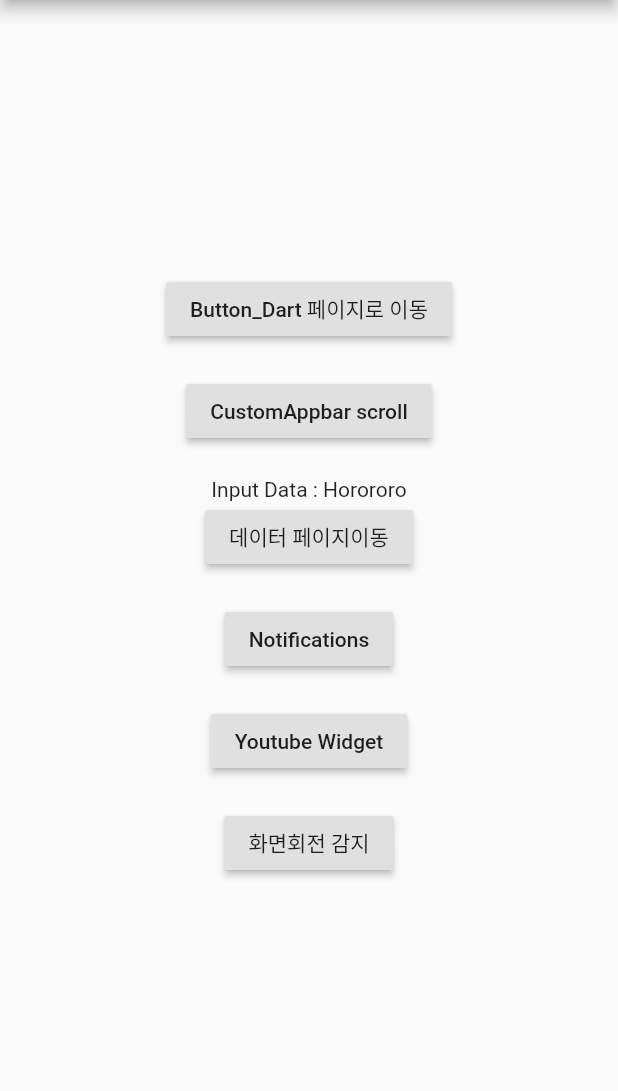
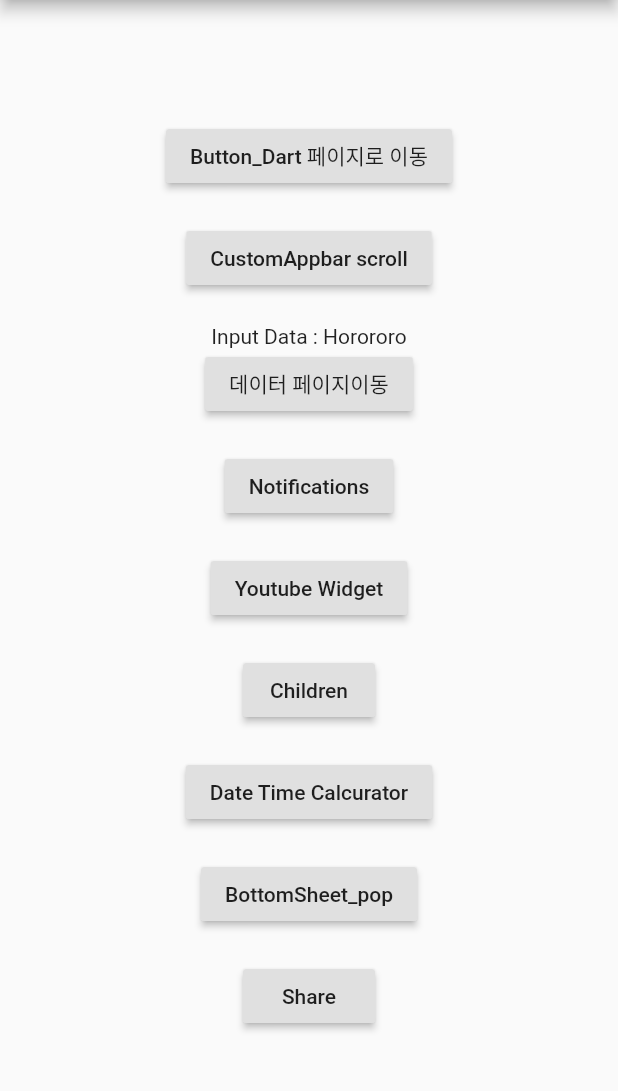
Before and after one commit to SHINDONGDONG/flutter_tutorial, a Flutter app: the screen it shows after launch, on a phone screen of 412 x 824 dp, the part 84-1175 px from its top. Run offline on Flutter 3.47's test engine with Material 2 defaults, Android fonts, the phone set to English and light mode, and no system bars; our stand-ins replace flutter_local_notifications, fluttertoast, share, youtube_player_flutter.

Commit message:
flutter tutorials

```diff
--- a/lib/main.dart
+++ b/lib/main.dart
@@ -1,24 +1,33 @@
 import 'dart:ui';
 import 'package:flutter/material.dart';
+import 'package:flutter_james/bottomSheet_pop.dart';
 import 'package:flutter_james/button.dart';
+import 'package:flutter_james/children_listMap.dart';
 import 'package:flutter_james/customAppbar.dart';
 import 'package:flutter_james/dataPage.dart';
+import 'package:flutter_james/dateTimeCal.dart';
+import 'package:flutter_james/image_picker.dart';
 import 'package:flutter_james/notifications.dart';
 import 'package:flutter_james/screenRotation.dart';
+import 'package:flutter_james/share.dart';
 import 'package:flutter_james/youtubeWidget.dart';
 
-void main(){
+void main() {
   runApp(MyApp());
 }
 
 class MyApp extends StatelessWidget {
   @override
   Widget build(BuildContext context) {
-    return MaterialApp(
-      home: HomeScreen()
-    );
+    return MaterialApp(home: HomeScreen());
   }
 }
+
+// Widget rollingWidget(int index) =>Container(
+//   child: Center(
+//     child: Text('${++index} 번 뷰'),
+//   ),
+// );
 
 class HomeScreen extends StatelessWidget {
   @override
@@ -27,7 +36,12 @@ class HomeScreen extends StatelessWidget {
       appBar: AppBar(
         title: Text('James Flutter Buttons'),
       ),
-      body:Center(
+      body: PageView(
+        onPageChanged: (int pageViewIndex){
+
+        },
+        children: [
+          Center(
         child:
         Column(
           mainAxisAlignment: MainAxisAlignment.center,
@@ -106,6 +120,23 @@ class HomeScreen extends StatelessWidget {
                 ],
               ),
             ),
+            // SizedBox(height: 20,),
+            // Container(
+            //   child: Column(
+            //     children: [
+            //       Container(
+            //       ),
+            //       RaisedButton(onPressed: ()  {
+            //         Navigator.of(context).push(MaterialPageRoute(
+            //             // builder: (context)=>ScreenRotation()
+            //         ),
+            //         );
+            //       },
+            //         child: Text('화면회전 감지'),
+            //       ),
+            //     ],
+            //   ),
+            // ),
             SizedBox(height: 20,),
             Container(
               child: Column(
@@ -114,21 +145,98 @@ class HomeScreen extends StatelessWidget {
                   ),
                   RaisedButton(onPressed: ()  {
                     Navigator.of(context).push(MaterialPageRoute(
-                        builder: (context)=>ScreenRotation()
+                        builder: (context)=>Children()
                     ),
                     );
                   },
-                    child: Text('화면회전 감지'),
+                    child: Text('Children'),
+                  ),
+                ],
+              ),
+            ),
+            // SizedBox(height: 20,),
+            // Container(
+            //   child: Column(
+            //     children: [
+            //       Container(
+            //       ),
+            //       RaisedButton(onPressed: ()  {
+            //         Navigator.of(context).push(MaterialPageRoute(
+            //             // builder: (context)=>ImagePicker()
+            //         ),
+            //         );
+            //       },
+            //         child: Text('ImagePicker'),
+            //       ),
+            //     ],
+            //   ),
+            // ),
+            SizedBox(height: 20,),
+            Container(
+              child: Column(
+                children: [
+                  Container(
+                  ),
+                  RaisedButton(onPressed: ()  {
+                    Navigator.of(context).push(MaterialPageRoute(
+                      builder: (context)=>DateTimeCal()
+                    ),
+                    );
+                  },
+                    child: Text('Date Time Calcurator'),
+                  ),
+                ],
+              ),
+            ),
+            SizedBox(height: 20,),
+            Container(
+              child: Column(
+                children: [
+                  Container(
+                  ),
+                  RaisedButton(onPressed: ()  {
+                    Navigator.of(context).push(MaterialPageRoute(
+                      builder: (context)=>BottomSheet_pop()
+                    ),
+                    );
+                  },
+                    child: Text('BottomSheet_pop'),
+                  ),
+                ],
+              ),
+            ),
+            SizedBox(height: 20,),
+            Container(
+              child: Column(
+                children: [
+                  Container(
+                  ),
+                  RaisedButton(onPressed: ()  {
+
+                    Navigator.of(context).push(MaterialPageRoute(
+                      builder: (context)=>Share()
+                    ),
+                    );
+                  },
+                    child: Text('Share'),
                   ),
                 ],
               ),
             ),
 
-
           ],
         ),
 
+
       ),
-    );
+          Container(
+            child: Center(
+              child: Text('2번 VIEW'),
+            ),
+          )
+        ],
+      )
+      );
+
   }
 }
--- /dev/null
+++ b/lib/share.dart
@@ -0,0 +1,26 @@
+import 'package:flutter/material.dart';
+import 'package:share/share.dart';  //비활성화되어있음
+
+class Share extends StatefulWidget {
+  @override
+  _ShareState createState() => _ShareState();
+}
+
+class _ShareState extends State<Share> {
+  @override
+  Widget build(BuildContext context) {
+    return Scaffold(
+      appBar: AppBar(
+        title: Text('Share'),
+      ),
+      body: Center(
+        child: RaisedButton(
+          child: Text('Share'),
+          onPressed: (){
+            Share.share('title',subject:"subTitle",sharePositionOrigin:Rect.zero);  //여기에서 share만안됨
+          },
+        ),
+      ),
+    );
+  }
+}
--- a/pubspec.yaml
+++ b/pubspec.yaml
@@ -26,7 +26,8 @@ dependencies:
   fluttertoast :
   flutter_local_notifications :
   youtube_player_flutter :
-
+  image_picker: ^0.6.7+21
+  share:
 
   # The following adds the Cupertino Icons font to your application.
   # Use with the CupertinoIcons class for iOS style icons.
```
Also changed, not shown: lib/bottomSheet_pop.dart (added, +71 -0 lines), lib/children_listMap.dart (added, +24 -0 lines), lib/dateTimeCal.dart (added, +49 -0 lines), lib/image_picker.dart (added, +50 -0 lines), lib/screenRotation.dart (+44 -44 lines), pubspec.lock, 1 other file.
